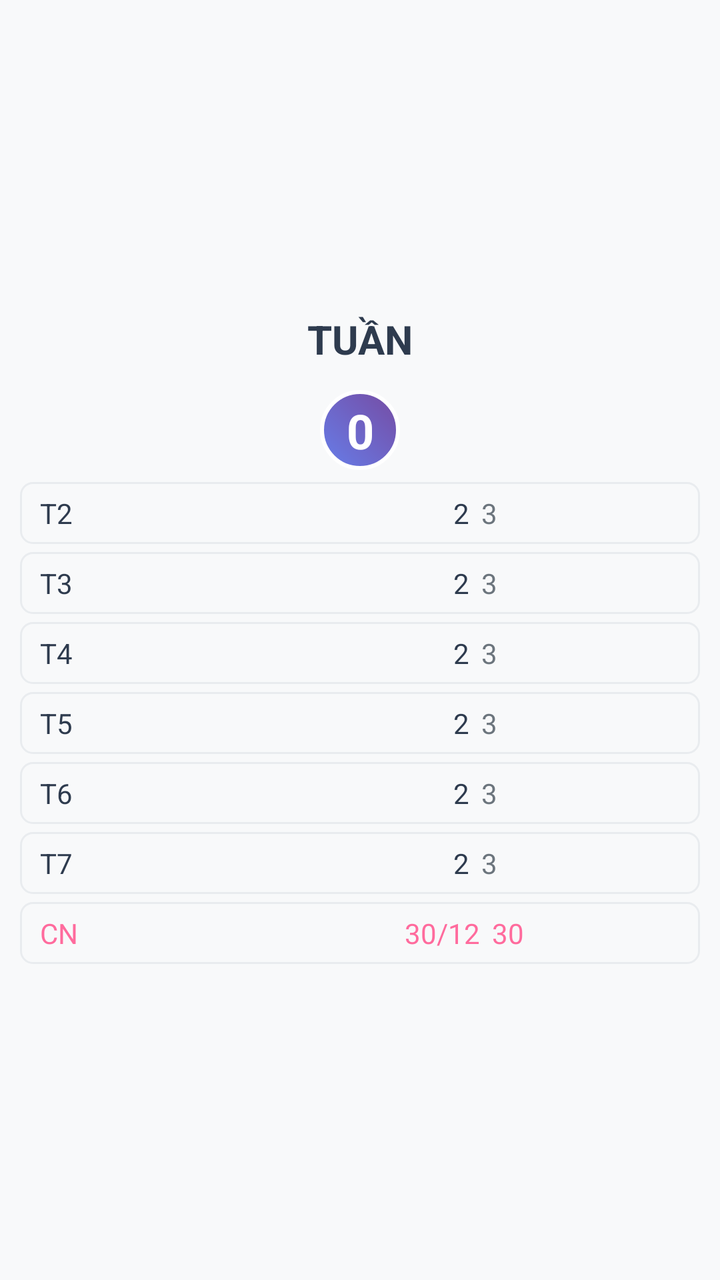
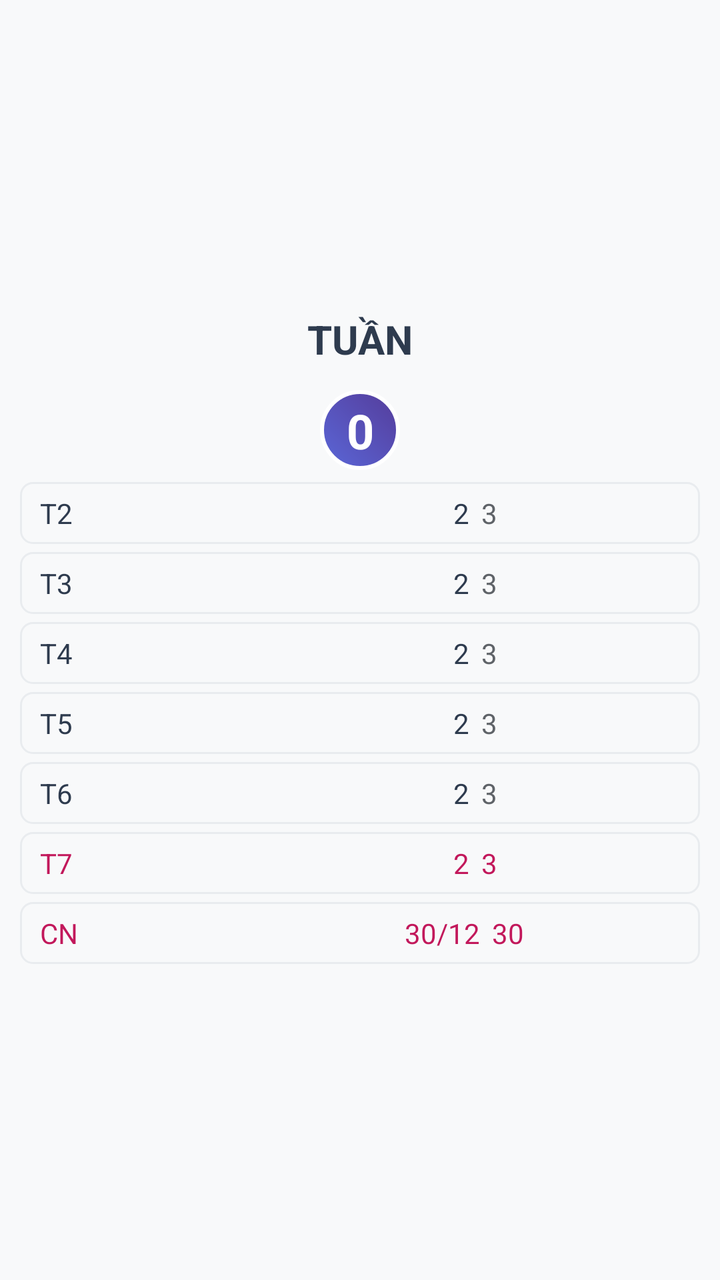

An Android layout rendered at two revisions. The XML below is the earlier revision; the diff shows what the commit changed to produce the second picture.
<!-- AndroidManifest.xml: application theme AppTheme -->
<!-- res/layout/week_info.xml -->
<?xml version="1.0" encoding="utf-8"?>
<LinearLayout xmlns:android="http://schemas.android.com/apk/res/android"
    android:layout_width="match_parent"
    android:layout_height="wrap_content"
    android:gravity="center"
    android:orientation="vertical"
    android:padding="8dp">

    <TextView
        android:id="@+id/week_lbl"
        android:layout_width="match_parent"
        android:layout_height="wrap_content"
        android:layout_marginBottom="8dp"
        android:gravity="center"
        android:text="TUẦN"
        android:textAlignment="center"
        android:textColor="@color/textPrimary"
        android:textSize="20sp"
        android:textStyle="bold" />

    <TextView
        android:id="@+id/week_number"
        android:layout_width="40sp"
        android:layout_height="40sp"
        android:layout_gravity="center_horizontal"
        android:layout_margin="4dp"
        android:background="@drawable/circle_background"
        android:gravity="center"
        android:padding="4dp"
        android:text="0"
        android:textAlignment="center"
        android:textColor="@color/textLight"
        android:textSize="24sp"
        android:textStyle="bold" />

    <LinearLayout
        android:id="@+id/day_t2_container"
        android:layout_width="match_parent"
        android:layout_height="wrap_content"
        android:layout_margin="2dp"
        android:background="@drawable/day_item_background"
        android:orientation="horizontal"
        android:padding="6dp">

        <TextView
            android:id="@+id/week_day_t2h"
            android:layout_width="wrap_content"
            android:layout_height="wrap_content"
            android:layout_weight="1"
            android:gravity="center"
            android:lineSpacingExtra="1dp"
            android:paddingLeft="4dp"
            android:text="T2"
            android:textAlignment="viewStart"
            android:textColor="@color/textPrimary"
            android:textSize="14sp" />

        <TextView
            android:id="@+id/week_day_t2s"
            android:layout_width="wrap_content"
            android:layout_height="wrap_content"
            android:layout_marginEnd="6dp"
            android:layout_weight="1"
            android:gravity="center"
            android:lineSpacingExtra="1dp"
            android:text="2"
            android:textAlignment="viewEnd"
            android:textColor="@color/textPrimary"
            android:textSize="14sp" />

        <TextView
            android:id="@+id/week_day_t2l"
            android:layout_width="wrap_content"
            android:layout_height="wrap_content"
            android:layout_weight="1"
            android:gravity="center"
            android:lineSpacingExtra="1dp"
            android:text="3"
            android:textAlignment="viewStart"
            android:textColor="@color/textSecondary"
            android:textSize="14sp" />
    </LinearLayout>

    <LinearLayout
        android:id="@+id/day_t3_container"
        android:layout_width="match_parent"
        android:layout_height="wrap_content"
        android:layout_margin="2dp"
        android:background="@drawable/day_item_background"
        android:orientation="horizontal"
        android:padding="6dp">

        <TextView
            android:id="@+id/week_day_t3h"
            android:layout_width="wrap_content"
            android:layout_height="wrap_content"
            android:layout_weight="1"
            android:gravity="center"
            android:lineSpacingExtra="1dp"
            android:paddingLeft="4dp"
            android:text="T3"
            android:textAlignment="viewStart"
            android:textColor="@color/textPrimary"
            android:textSize="14sp" />

        <TextView
            android:id="@+id/week_day_t3s"
            android:layout_width="wrap_content"
            android:layout_height="wrap_content"
            android:layout_marginEnd="6dp"
            android:layout_weight="1"
            android:gravity="center"
            android:lineSpacingExtra="1dp"
            android:text="2"
            android:textAlignment="viewEnd"
            android:textColor="@color/textPrimary"
            android:textSize="14sp" />

        <TextView
            android:id="@+id/week_day_t3l"
            android:layout_width="wrap_content"
            android:layout_height="wrap_content"
            android:layout_weight="1"
            android:gravity="center"
            android:lineSpacingExtra="1dp"
            android:text="3"
            android:textAlignment="viewStart"
            android:textColor="@color/textSecondary"
            android:textSize="14sp" />
    </LinearLayout>

    <LinearLayout
        android:id="@+id/day_t4_container"
        android:layout_width="match_parent"
        android:layout_height="wrap_content"
        android:layout_margin="2dp"
        android:background="@drawable/day_item_background"
        android:orientation="horizontal"
        android:padding="6dp">

        <TextView
            android:id="@+id/week_day_t4h"
            android:layout_width="wrap_content"
            android:layout_height="wrap_content"
            android:layout_weight="1"
            android:gravity="center"
            android:lineSpacingExtra="1dp"
            android:paddingLeft="4dp"
            android:text="T4"
            android:textAlignment="viewStart"
            android:textColor="@color/textPrimary"
            android:textSize="14sp" />

        <TextView
            android:id="@+id/week_day_t4s"
            android:layout_width="wrap_content"
            android:layout_height="wrap_content"
            android:layout_marginEnd="6dp"
            android:layout_weight="1"
            android:gravity="center"
            android:lineSpacingExtra="1dp"
            android:text="2"
            android:textAlignment="viewEnd"
            android:textColor="@color/textPrimary"
            android:textSize="14sp" />

        <TextView
            android:id="@+id/week_day_t4l"
            android:layout_width="wrap_content"
            android:layout_height="wrap_content"
            android:layout_weight="1"
            android:gravity="center"
            android:lineSpacingExtra="1dp"
            android:text="3"
            android:textAlignment="viewStart"
            android:textColor="@color/textSecondary"
            android:textSize="14sp" />
    </LinearLayout>

    <LinearLayout
        android:id="@+id/day_t5_container"
        android:layout_width="match_parent"
        android:layout_height="wrap_content"
        android:layout_margin="2dp"
        android:background="@drawable/day_item_background"
        android:orientation="horizontal"
        android:padding="6dp">

        <TextView
            android:id="@+id/week_day_t5h"
            android:layout_width="wrap_content"
            android:layout_height="wrap_content"
            android:layout_weight="1"
            android:gravity="center"
            android:lineSpacingExtra="1dp"
            android:paddingLeft="4dp"
            android:text="T5"
            android:textAlignment="viewStart"
            android:textColor="@color/textPrimary"
            android:textSize="14sp" />

        <TextView
            android:id="@+id/week_day_t5s"
            android:layout_width="wrap_content"
            android:layout_height="wrap_content"
            android:layout_marginEnd="6dp"
            android:layout_weight="1"
            android:gravity="center"
            android:lineSpacingExtra="1dp"
            android:text="2"
            android:textAlignment="viewEnd"
            android:textColor="@color/textPrimary"
            android:textSize="14sp" />

        <TextView
            android:id="@+id/week_day_t5l"
            android:layout_width="wrap_content"
            android:layout_height="wrap_content"
            android:layout_weight="1"
            android:gravity="center"
            android:lineSpacingExtra="1dp"
            android:text="3"
            android:textAlignment="viewStart"
            android:textColor="@color/textSecondary"
            android:textSize="14sp" />
    </LinearLayout>

    <LinearLayout
        android:id="@+id/day_t6_container"
        android:layout_width="match_parent"
        android:layout_height="wrap_content"
        android:layout_margin="2dp"
        android:background="@drawable/day_item_background"
        android:orientation="horizontal"
        android:padding="6dp">

        <TextView
            android:id="@+id/week_day_t6h"
            android:layout_width="wrap_content"
            android:layout_height="wrap_content"
            android:layout_weight="1"
            android:gravity="center"
            android:lineSpacingExtra="1dp"
            android:paddingLeft="4dp"
            android:text="T6"
            android:textAlignment="viewStart"
            android:textColor="@color/textPrimary"
            android:textSize="14sp" />

        <TextView
            android:id="@+id/week_day_t6s"
            android:layout_width="wrap_content"
            android:layout_height="wrap_content"
            android:layout_marginEnd="6dp"
            android:layout_weight="1"
            android:gravity="center"
            android:lineSpacingExtra="1dp"
            android:text="2"
            android:textAlignment="viewEnd"
            android:textColor="@color/textPrimary"
            android:textSize="14sp" />

        <TextView
            android:id="@+id/week_day_t6l"
            android:layout_width="wrap_content"
            android:layout_height="wrap_content"
            android:layout_weight="1"
            android:gravity="center"
            android:lineSpacingExtra="1dp"
            android:text="3"
            android:textAlignment="viewStart"
            android:textColor="@color/textSecondary"
            android:textSize="14sp" />
    </LinearLayout>

    <LinearLayout
        android:id="@+id/day_t7_container"
        android:layout_width="match_parent"
        android:layout_height="wrap_content"
        android:layout_margin="2dp"
        android:background="@drawable/day_item_background"
        android:orientation="horizontal"
        android:padding="6dp">

        <TextView
            android:id="@+id/week_day_t7h"
            android:layout_width="wrap_content"
            android:layout_height="wrap_content"
            android:layout_weight="1"
            android:gravity="center"
            android:lineSpacingExtra="1dp"
            android:paddingLeft="4dp"
            android:text="T7"
            android:textAlignment="viewStart"
            android:textColor="@color/textPrimary"
            android:textSize="14sp" />

        <TextView
            android:id="@+id/week_day_t7s"
            android:layout_width="wrap_content"
            android:layout_height="wrap_content"
            android:layout_marginEnd="6dp"
            android:layout_weight="1"
            android:gravity="center"
            android:lineSpacingExtra="1dp"
            android:text="2"
            android:textAlignment="viewEnd"
            android:textColor="@color/textPrimary"
            android:textSize="14sp" />

        <TextView
            android:id="@+id/week_day_t7l"
            android:layout_width="wrap_content"
            android:layout_height="wrap_content"
            android:layout_weight="1"
            android:gravity="center"
            android:lineSpacingExtra="1dp"
            android:text="3"
            android:textAlignment="viewStart"
            android:textColor="@color/textSecondary"
            android:textSize="14sp" />
    </LinearLayout>

    <LinearLayout
        android:id="@+id/day_cn_container"
        android:layout_width="match_parent"
        android:layout_height="wrap_content"
        android:layout_margin="2dp"
        android:background="@drawable/day_item_background"
        android:orientation="horizontal"
        android:padding="6dp">

        <TextView
            android:id="@+id/week_day_cnh"
            android:layout_width="wrap_content"
            android:layout_height="wrap_content"
            android:layout_weight="1"
            android:gravity="center"
            android:lineSpacingExtra="1dp"
            android:paddingLeft="4dp"
            android:text="CN"
            android:textAlignment="viewStart"
            android:textColor="@color/secondaryColor"
            android:textSize="14sp" />

        <TextView
            android:id="@+id/week_day_cns"
            android:layout_width="wrap_content"
            android:layout_height="wrap_content"
            android:layout_marginEnd="6dp"
            android:layout_weight="1"
            android:gravity="center"
            android:lineSpacingExtra="1dp"
            android:text="30/12"
            android:textAlignment="viewEnd"
            android:textColor="@color/secondaryColor"
            android:textSize="14sp" />

        <TextView
            android:id="@+id/week_day_cnl"
            android:layout_width="wrap_content"
            android:layout_height="wrap_content"
            android:layout_weight="1"
            android:gravity="center"
            android:lineSpacingExtra="1dp"
            android:text="30"
            android:textAlignment="viewStart"
            android:textColor="@color/secondaryColor"
            android:textSize="14sp" />
    </LinearLayout>

</LinearLayout>
<!-- resources referenced by this layout -->
<resources>
  <color name="secondaryColor">#FF6B9D</color>
  <color name="textLight">#FFFFFF</color>
  <color name="textPrimary">#2E3B4E</color>
  <color name="textSecondary">#6C757D</color>
  <!-- drawable circle_background (drawable) -->
  <?xml version="1.0" encoding="utf-8"?>
  <shape xmlns:android="http://schemas.android.com/apk/res/android"
      android:shape="oval">
      <gradient
          android:angle="45"
          android:startColor="@color/gradientStart"
          android:endColor="@color/gradientEnd"
          android:type="linear" />
      <stroke
          android:width="2dp"
          android:color="@color/textLight" />
  </shape>
  <!-- drawable day_item_background (drawable) -->
  <?xml version="1.0" encoding="utf-8"?>
  <shape xmlns:android="http://schemas.android.com/apk/res/android">
      <solid android:color="#F8F9FA" />
      <corners android:radius="6dp" />
      <stroke
          android:width="1dp"
          android:color="#E9ECEF" />
  </shape>
  <style name="AppTheme" parent="Theme.AppCompat.Light.NoActionBar">
          <item name="colorPrimary">@color/primaryColor</item>
          <item name="colorPrimaryDark">@color/primaryDarkColor</item>
          <item name="colorAccent">@color/secondaryColor</item>
          <item name="android:windowIsTranslucent">true</item>
          <item name="android:windowTranslucentStatus">true</item>
          <item name="android:statusBarColor">@android:color/transparent</item>
          <item name="android:windowBackground">@color/backgroundPrimary</item>
          <item name="android:textColorPrimary">@color/textPrimary</item>
          <item name="android:textColorSecondary">@color/textSecondary</item>
      </style>
  <color name="gradientStart">#667eea</color>
  <color name="gradientEnd">#764ba2</color>
  <color name="primaryColor">#2E3B4E</color>
  <color name="primaryDarkColor">#1A2332</color>
  <color name="backgroundPrimary">#F8F9FA</color>
</resources>

<!-- the commit's change to res/layout/week_info.xml (unified diff, before → after) -->
@@ -53,6 +53,7 @@
             android:text="T2"
             android:textAlignment="viewStart"
             android:textColor="@color/textPrimary"
+            android:singleLine="true"
             android:textSize="14sp" />
 
         <TextView
@@ -66,6 +67,7 @@
             android:text="2"
             android:textAlignment="viewEnd"
             android:textColor="@color/textPrimary"
+            android:singleLine="true"
             android:textSize="14sp" />
 
         <TextView
@@ -78,6 +80,7 @@
             android:text="3"
             android:textAlignment="viewStart"
             android:textColor="@color/textSecondary"
+            android:singleLine="true"
             android:textSize="14sp" />
     </LinearLayout>
 
@@ -101,6 +104,7 @@
             android:text="T3"
             android:textAlignment="viewStart"
             android:textColor="@color/textPrimary"
+            android:singleLine="true"
             android:textSize="14sp" />
 
         <TextView
@@ -114,6 +118,7 @@
             android:text="2"
             android:textAlignment="viewEnd"
             android:textColor="@color/textPrimary"
+            android:singleLine="true"
             android:textSize="14sp" />
 
         <TextView
@@ -126,6 +131,7 @@
             android:text="3"
             android:textAlignment="viewStart"
             android:textColor="@color/textSecondary"
+            android:singleLine="true"
             android:textSize="14sp" />
     </LinearLayout>
 
@@ -149,6 +155,7 @@
             android:text="T4"
             android:textAlignment="viewStart"
             android:textColor="@color/textPrimary"
+            android:singleLine="true"
             android:textSize="14sp" />
 
         <TextView
@@ -162,6 +169,7 @@
             android:text="2"
             android:textAlignment="viewEnd"
             android:textColor="@color/textPrimary"
+            android:singleLine="true"
             android:textSize="14sp" />
 
         <TextView
@@ -174,6 +182,7 @@
             android:text="3"
             android:textAlignment="viewStart"
             android:textColor="@color/textSecondary"
+            android:singleLine="true"
             android:textSize="14sp" />
     </LinearLayout>
 
@@ -197,6 +206,7 @@
             android:text="T5"
             android:textAlignment="viewStart"
             android:textColor="@color/textPrimary"
+            android:singleLine="true"
             android:textSize="14sp" />
 
         <TextView
@@ -210,6 +220,7 @@
             android:text="2"
             android:textAlignment="viewEnd"
             android:textColor="@color/textPrimary"
+            android:singleLine="true"
             android:textSize="14sp" />
 
         <TextView
@@ -222,6 +233,7 @@
             android:text="3"
             android:textAlignment="viewStart"
             android:textColor="@color/textSecondary"
+            android:singleLine="true"
             android:textSize="14sp" />
     </LinearLayout>
 
@@ -245,6 +257,7 @@
             android:text="T6"
             android:textAlignment="viewStart"
             android:textColor="@color/textPrimary"
+            android:singleLine="true"
             android:textSize="14sp" />
 
         <TextView
@@ -258,6 +271,7 @@
             android:text="2"
             android:textAlignment="viewEnd"
             android:textColor="@color/textPrimary"
+            android:singleLine="true"
             android:textSize="14sp" />
 
         <TextView
@@ -270,6 +284,7 @@
             android:text="3"
             android:textAlignment="viewStart"
             android:textColor="@color/textSecondary"
+            android:singleLine="true"
             android:textSize="14sp" />
     </LinearLayout>
 
@@ -292,7 +307,8 @@
             android:paddingLeft="4dp"
             android:text="T7"
             android:textAlignment="viewStart"
-            android:textColor="@color/textPrimary"
+            android:textColor="@color/weekendColor"
+            android:singleLine="true"
             android:textSize="14sp" />
 
         <TextView
@@ -305,7 +321,8 @@
             android:lineSpacingExtra="1dp"
             android:text="2"
             android:textAlignment="viewEnd"
-            android:textColor="@color/textPrimary"
+            android:textColor="@color/weekendColor"
+            android:singleLine="true"
             android:textSize="14sp" />
 
         <TextView
@@ -317,7 +334,8 @@
             android:lineSpacingExtra="1dp"
             android:text="3"
             android:textAlignment="viewStart"
-            android:textColor="@color/textSecondary"
+            android:textColor="@color/weekendColor"
+            android:singleLine="true"
             android:textSize="14sp" />
     </LinearLayout>
 
@@ -340,7 +358,8 @@
             android:paddingLeft="4dp"
             android:text="CN"
             android:textAlignment="viewStart"
-            android:textColor="@color/secondaryColor"
+            android:textColor="@color/weekendColor"
+            android:singleLine="true"
             android:textSize="14sp" />
 
         <TextView
@@ -353,7 +372,8 @@
             android:lineSpacingExtra="1dp"
             android:text="30/12"
             android:textAlignment="viewEnd"
-            android:textColor="@color/secondaryColor"
+            android:textColor="@color/weekendColor"
+            android:singleLine="true"
             android:textSize="14sp" />
 
         <TextView
@@ -365,7 +385,8 @@
             android:lineSpacingExtra="1dp"
             android:text="30"
             android:textAlignment="viewStart"
-            android:textColor="@color/secondaryColor"
+            android:textColor="@color/weekendColor"
+            android:singleLine="true"
             android:textSize="14sp" />
     </LinearLayout>
 
<!-- resource entries referenced after the edit -->
@@ -1,9 +1,10 @@
 <!-- resources referenced by this layout -->
 <resources>
-  <color name="secondaryColor">#FF6B9D</color>
+  <color name="secondaryColor">#C2185B</color>
   <color name="textLight">#FFFFFF</color>
   <color name="textPrimary">#2E3B4E</color>
-  <color name="textSecondary">#6C757D</color>
+  <color name="textSecondary">#5F6368</color>
+  <color name="weekendColor">#C2185B</color>
   <!-- drawable circle_background (drawable) -->
   <?xml version="1.0" encoding="utf-8"?>
   <shape xmlns:android="http://schemas.android.com/apk/res/android"
@@ -37,8 +38,8 @@
           <item name="android:textColorPrimary">@color/textPrimary</item>
           <item name="android:textColorSecondary">@color/textSecondary</item>
       </style>
-  <color name="gradientStart">#667eea</color>
-  <color name="gradientEnd">#764ba2</color>
+  <color name="gradientStart">#5A67D8</color>
+  <color name="gradientEnd">#553C9A</color>
   <color name="primaryColor">#2E3B4E</color>
   <color name="primaryDarkColor">#1A2332</color>
   <color name="backgroundPrimary">#F8F9FA</color>
